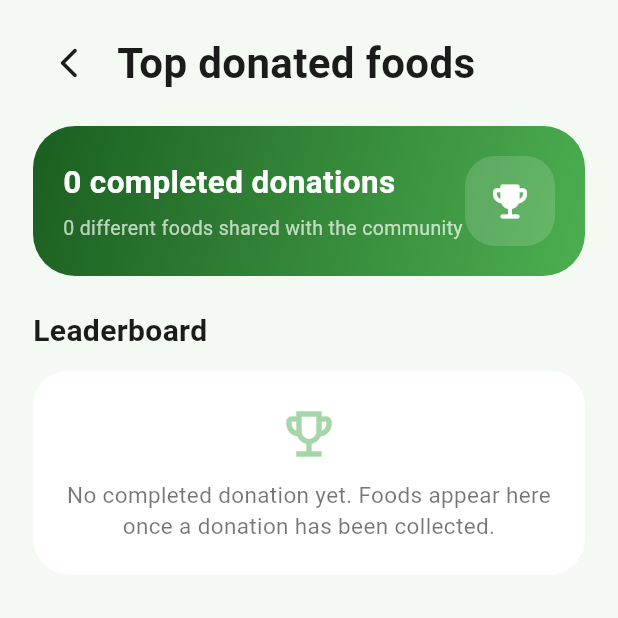
After one commit to ghaya-2001/FlutterProject, a Flutter app: the DonationLeaderboardScreen screen opened directly, on a phone screen of 412 x 824 dp, the top half of it. The commit adds this screen. Run offline on Flutter 3.47's test engine with Material 3 defaults, Android fonts, the phone set to English and light mode, and no system bars; our stand-ins replace cloud_firestore, firebase_auth, firebase_core, flutter_local_notifications, image_picker, lottie and 1 more; accounts and stored records are empty.

Commit message:
Add a donation leaderboard of the most donated foods
Top donated foods screen, opened from the trophy icon on Donations: completed (collected) donations of every user grouped by food name and unit, with total quantity and number of donations, most donated first.

```diff
--- a/lib/features/donations/data/donation_repository.dart
+++ b/lib/features/donations/data/donation_repository.dart
@@ -9,6 +9,7 @@ import '../../fridge/domain/fridge_formatters.dart';
 import '../../notifications/data/notification_repository.dart';
 import '../domain/beneficiary.dart';
 import '../domain/donation.dart';
+import '../domain/donation_leaderboard.dart';
 import '../../../core/firebase/firebase_setup.dart';
 import '../../../core/session/current_user.dart';
 import 'donation_firestore.dart';
@@ -140,6 +141,14 @@ class DonationRepository extends ChangeNotifier {
       .length;
 
   int get collectedCount => donations
+      .where((donation) => donation.status == DonationStatus.collected)
+      .length;
+
+  /// Most donated foods of every user, counting completed donations only.
+  List<LeaderboardEntry> get leaderboard => donationLeaderboard(_donations);
+
+  /// Completed donations of every user (for the leaderboard summary).
+  int get completedDonationCount => _donations
       .where((donation) => donation.status == DonationStatus.collected)
       .length;
 
--- /dev/null
+++ b/lib/features/donations/domain/donation_leaderboard.dart
@@ -0,0 +1,61 @@
+import '../../fridge/domain/food_category.dart';
+import 'donation.dart';
+
+/// One line of the donation leaderboard: a food and how much of it was given.
+class LeaderboardEntry {
+  const LeaderboardEntry({
+    required this.foodName,
+    required this.unit,
+    required this.category,
+    required this.totalQuantity,
+    required this.timesDonated,
+  });
+
+  final String foodName;
+  final String unit;
+  final FoodCategory category;
+
+  /// Sum of the quantities of the completed donations, in [unit].
+  final double totalQuantity;
+
+  /// Number of completed donations of this food.
+  final int timesDonated;
+}
+
+/// Ranks the foods of the completed (collected) donations, most donated
+/// first.
+///
+/// Foods are grouped by name (ignoring case and spaces) and unit: quantities
+/// in different units (kg and packs) cannot be added together, so they stay
+/// on separate lines. "Most donated" means donated the most times; a tie is
+/// broken by the larger quantity, then by name.
+List<LeaderboardEntry> donationLeaderboard(Iterable<Donation> donations) {
+  final completed =
+      donations
+          .where((donation) => donation.status == DonationStatus.collected)
+          .toList()
+        // Oldest first, so the newest spelling of a name is the one shown.
+        ..sort((a, b) => a.createdAt.compareTo(b.createdAt));
+
+  final groups = <String, LeaderboardEntry>{};
+  for (final donation in completed) {
+    final name = donation.foodName.trim();
+    final key = '${name.toLowerCase()}|${donation.unit}';
+    final previous = groups[key];
+    groups[key] = LeaderboardEntry(
+      foodName: name,
+      unit: donation.unit,
+      category: donation.category,
+      totalQuantity: (previous?.totalQuantity ?? 0) + donation.quantity,
+      timesDonated: (previous?.timesDonated ?? 0) + 1,
+    );
+  }
+
+  return groups.values.toList()..sort((a, b) {
+    final byTimes = b.timesDonated.compareTo(a.timesDonated);
+    if (byTimes != 0) return byTimes;
+    final byQuantity = b.totalQuantity.compareTo(a.totalQuantity);
+    if (byQuantity != 0) return byQuantity;
+    return a.foodName.toLowerCase().compareTo(b.foodName.toLowerCase());
+  });
+}
--- /dev/null
+++ b/lib/features/donations/presentation/donation_leaderboard_screen.dart
@@ -0,0 +1,243 @@
+import 'package:flutter/material.dart';
+
+import '../../../shared/widgets/screen_header.dart';
+import '../../fridge/domain/fridge_formatters.dart';
+import '../data/donation_repository.dart';
+import '../domain/donation_leaderboard.dart';
+
+/// Ranked list of the most donated foods, from the completed donations of
+/// every user.
+class DonationLeaderboardScreen extends StatefulWidget {
+  const DonationLeaderboardScreen({super.key, this.repository});
+
+  /// Defaults to [DonationRepository.instance]; injectable for tests.
+  final DonationRepository? repository;
+
+  @override
+  State<DonationLeaderboardScreen> createState() =>
+      _DonationLeaderboardScreenState();
+}
+
+class _DonationLeaderboardScreenState extends State<DonationLeaderboardScreen> {
+  DonationRepository get _repository =>
+      widget.repository ?? DonationRepository.instance;
+
+  @override
+  void initState() {
+    super.initState();
+    // Picks up donations completed by other users since sign-in.
+    _repository.refresh();
+  }
+
+  @override
+  Widget build(BuildContext context) {
+    return Scaffold(
+      body: SafeArea(
+        child: ListenableBuilder(
+          listenable: _repository,
+          builder: (context, _) {
+            final entries = _repository.leaderboard;
+            return RefreshIndicator(
+              color: const Color(0xFF2E7D32),
+              onRefresh: _repository.refresh,
+              child: ListView(
+                physics: const AlwaysScrollableScrollPhysics(),
+                padding: const EdgeInsets.fromLTRB(22, 18, 22, 32),
+                children: [
+                  const ScreenHeader(title: 'Top donated foods'),
+                  const SizedBox(height: 18),
+                  _SummaryCard(
+                    completed: _repository.completedDonationCount,
+                    foods: entries.length,
+                  ),
+                  const SectionTitle('Leaderboard'),
+                  if (entries.isEmpty)
+                    const EmptyCard(
+                      icon: Icons.emoji_events_outlined,
+                      message:
+                          'No completed donation yet. Foods appear here once '
+                          'a donation has been collected.',
+                    )
+                  else
+                    for (var i = 0; i < entries.length; i++)
+                      _LeaderboardRow(rank: i + 1, entry: entries[i]),
+                ],
+              ),
+            );
+          },
+        ),
+      ),
+    );
+  }
+}
+
+class _SummaryCard extends StatelessWidget {
+  const _SummaryCard({required this.completed, required this.foods});
+
+  final int completed;
+  final int foods;
+
+  @override
+  Widget build(BuildContext context) {
+    return Container(
+      width: double.infinity,
+      padding: const EdgeInsets.all(20),
+      decoration: BoxDecoration(
+        gradient: const LinearGradient(
+          colors: [Color(0xFF1B5E20), Color(0xFF4CAF50)],
+          begin: Alignment.topLeft,
+          end: Alignment.bottomRight,
+        ),
+        borderRadius: BorderRadius.circular(28),
+      ),
+      child: Row(
+        children: [
+          Expanded(
+            child: Column(
+              crossAxisAlignment: CrossAxisAlignment.start,
+              children: [
+                Text(
+                  completed == 1
+                      ? '1 completed donation'
+                      : '$completed completed donations',
+                  key: const ValueKey('leaderboard-summary'),
+                  style: const TextStyle(
+                    color: Colors.white,
+                    fontSize: 21,
+                    fontWeight: FontWeight.bold,
+                  ),
+                ),
+                const SizedBox(height: 6),
+                Text(
+                  foods == 1
+                      ? '1 food shared with the community'
+                      : '$foods different foods shared with the community',
+                  style: const TextStyle(color: Colors.white70, fontSize: 13),
+                ),
+              ],
+            ),
+          ),
+          Container(
+            width: 60,
+            height: 60,
+            decoration: BoxDecoration(
+              color: Colors.white.withValues(alpha: 0.15),
+              borderRadius: BorderRadius.circular(20),
+            ),
+            child: const Icon(
+              Icons.emoji_events_rounded,
+              color: Colors.white,
+              size: 30,
+            ),
+          ),
+        ],
+      ),
+    );
+  }
+}
+
+class _LeaderboardRow extends StatelessWidget {
+  const _LeaderboardRow({required this.rank, required this.entry});
+
+  final int rank;
+  final LeaderboardEntry entry;
+
+  /// Gold, silver and bronze for the podium, green for the others.
+  Color get _rankColor {
+    switch (rank) {
+      case 1:
+        return const Color(0xFFFFB300);
+      case 2:
+        return const Color(0xFF90A4AE);
+      case 3:
+        return const Color(0xFFBF8040);
+      default:
+        return const Color(0xFF2E7D32);
+    }
+  }
+
+  @override
+  Widget build(BuildContext context) {
+    final times = entry.timesDonated;
+    return Container(
+      key: ValueKey('leaderboard-row-$rank'),
+      margin: const EdgeInsets.only(bottom: 12),
+      padding: const EdgeInsets.all(14),
+      decoration: BoxDecoration(
+        color: Colors.white,
+        borderRadius: BorderRadius.circular(22),
+      ),
+      child: Row(
+        children: [
+          Container(
+            width: 34,
+            height: 34,
+            alignment: Alignment.center,
+            decoration: BoxDecoration(
+              color: _rankColor.withValues(alpha: rank <= 3 ? 1 : 0.12),
+              shape: BoxShape.circle,
+            ),
+            child: Text(
+              '$rank',
+              style: TextStyle(
+                fontWeight: FontWeight.bold,
+                color: rank <= 3 ? Colors.white : _rankColor,
+              ),
+            ),
+          ),
+          const SizedBox(width: 12),
+          Container(
+            width: 44,
+            height: 44,
+            decoration: BoxDecoration(
+              color: entry.category.color,
+              borderRadius: BorderRadius.circular(14),
+            ),
+            child: Icon(entry.category.icon, color: const Color(0xFF1B1B1B)),
+          ),
+          const SizedBox(width: 12),
+          Expanded(
+            child: Column(
+              crossAxisAlignment: CrossAxisAlignment.start,
+              children: [
+                Text(
+                  entry.foodName,
+                  maxLines: 1,
+                  overflow: TextOverflow.ellipsis,
+                  style: const TextStyle(
+                    fontSize: 16,
+                    fontWeight: FontWeight.w700,
+                    color: Color(0xFF1B1B1B),
+                  ),
+                ),
+                const SizedBox(height: 2),
+                Text(
+                  times == 1 ? 'Donated 1 time' : 'Donated $times times',
+                  style: const TextStyle(fontSize: 13, color: Colors.black54),
+                ),
+              ],
+            ),
+          ),
+          const SizedBox(width: 8),
+          Column(
+            crossAxisAlignment: CrossAxisAlignment.end,
+            children: [
+              Text(
+                '${formatQuantity(entry.totalQuantity)} ${entry.unit}',
+                style: const TextStyle(
+                  fontSize: 16,
+                  fontWeight: FontWeight.w700,
+                  color: Color(0xFF1B1B1B),
+                ),
+              ),
+              const Text(
+                'in total',
+                style: TextStyle(fontSize: 12, color: Colors.black54),
+              ),
+            ],
+          ),
+        ],
+      ),
+    );
+  }
+}
--- a/lib/features/donations/presentation/donations_screen.dart
+++ b/lib/features/donations/presentation/donations_screen.dart
@@ -13,6 +13,7 @@ import '../domain/donation.dart';
 import 'create_donation_screen.dart';
 import 'donation_details_screen.dart';
 import 'donation_history_screen.dart';
+import 'donation_leaderboard_screen.dart';
 import 'widgets/donation_widgets.dart';
 
 /// Main donations screen.
@@ -114,6 +115,18 @@ class _DonationsScreenState extends State<DonationsScreen> {
                 ScreenHeader(
                   title: 'Donations',
                   actions: [
+                    HeaderIconButton(
+                      key: const ValueKey('donation-leaderboard-button'),
+                      icon: Icons.emoji_events_outlined,
+                      tooltip: 'Top donated foods',
+                      onPressed: () => Navigator.of(context).push(
+                        MaterialPageRoute(
+                          builder: (context) => DonationLeaderboardScreen(
+                            repository: _repository,
+                          ),
+                        ),
+                      ),
+                    ),
                     HeaderIconButton(
                       icon: Icons.history_rounded,
                       tooltip: 'Donation history',
```
Also changed, not shown: 5 other files.
